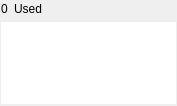
Old version of the form src/vle/gvle2/widgetvpzpropertyexpcond.ui in the repository vle-forge/vle.
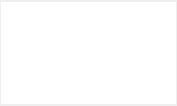
New version of the form.

Commit message:
gvle2: refactoring widget vpz
- simplify GUI (no double click to edit)
- remove dependenncy to vleExpCond

What changed in the file:
```diff
--- a/src/vle/gvle2/widgetvpzpropertyexpcond.ui
+++ b/src/vle/gvle2/widgetvpzpropertyexpcond.ui
@@ -26,39 +26,6 @@
    <property name="bottomMargin">
     <number>2</number>
    </property>
-   <item>
-    <layout class="QHBoxLayout" name="horizontalLayout">
-     <item>
-      <widget class="QLabel" name="labelCount">
-       <property name="sizePolicy">
-        <sizepolicy hsizetype="Minimum" vsizetype="Preferred">
-         <horstretch>0</horstretch>
-         <verstretch>0</verstretch>
-        </sizepolicy>
-       </property>
-       <property name="layoutDirection">
-        <enum>Qt::LeftToRight</enum>
-       </property>
-       <property name="text">
-        <string>0</string>
-       </property>
-      </widget>
-     </item>
-     <item>
-      <widget class="QLabel" name="labelSelected">
-       <property name="sizePolicy">
-        <sizepolicy hsizetype="MinimumExpanding" vsizetype="Preferred">
-         <horstretch>0</horstretch>
-         <verstretch>0</verstretch>
-        </sizepolicy>
-       </property>
-       <property name="text">
-        <string>Used</string>
-       </property>
-      </widget>
-     </item>
-    </layout>
-   </item>
    <item>
     <widget class="QListWidget" name="listCond">
      <property name="frameShape">
```
The commit also changes 6 other files.
